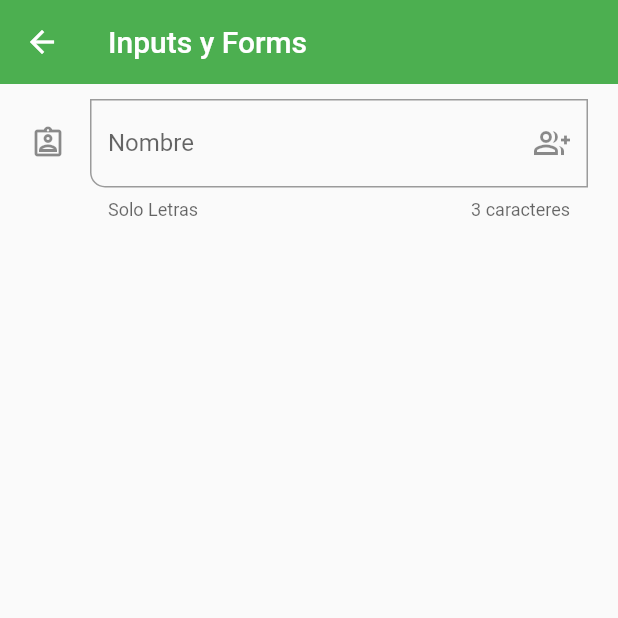
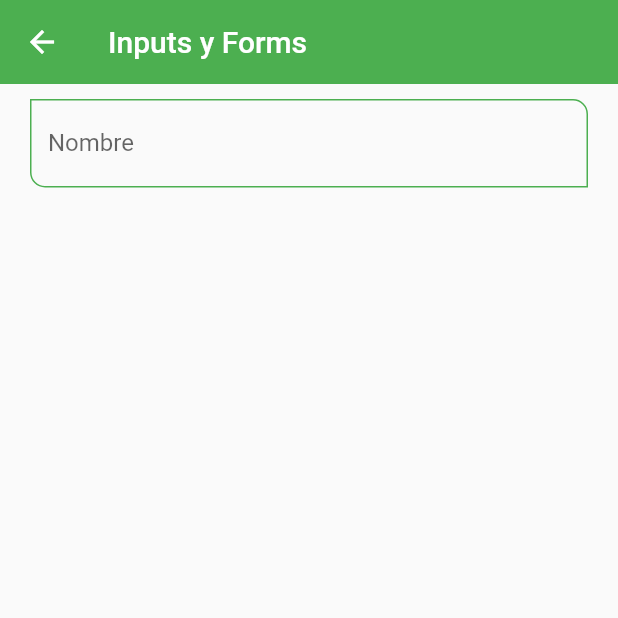
Before and after one commit to RichardWhiteG2/fl_components, a Flutter app: the InputsScreen screen opened by its route, on a phone screen of 412 x 824 dp, the top half of it. Run offline on Flutter 3.47's test engine with Material 2 defaults, Android fonts, the phone set to English and light mode, and no system bars.

Commit message:
89.- Centralizar el estilo de los inputs COMPLETO

```diff
--- a/lib/screens/inputs_screens.dart
+++ b/lib/screens/inputs_screens.dart
@@ -1,4 +1,6 @@
 import 'package:flutter/material.dart';
+
+import '../widgets/custom_input_fiel.dart';
 
 class InputsScreen extends StatelessWidget {
 
@@ -14,32 +16,8 @@ class InputsScreen extends StatelessWidget {
         child: Padding(
           padding: const EdgeInsets.symmetric(horizontal: 20, vertical: 10),
           child: Column(
-            children: [
-              TextFormField(
-                autofocus: false,
-                initialValue: '',
-                textCapitalization: TextCapitalization.words,
-                onChanged: (value) {
-                  print('Value: $value');
-                },
-                validator: (value) {
-                  if(value==null) return 'Este campo es requerido';
-                  return  value.length <3 ? 'Hola Mundo': null;
-                },
-                autovalidateMode: AutovalidateMode.onUserInteraction,
-                decoration: const InputDecoration(
-                  hintText: 'Nombre del usuario',
-                  labelText: 'Nombre',
-                  helperText: 'Solo Letras',
-                  counterText: '3 caracteres',
-                  //prefix: Icon(Icons.verified_user_outlined),
-                  suffixIcon: Icon(Icons.group_add_outlined),
-                  icon: Icon(Icons.assignment_ind_outlined),
-                  border:  OutlineInputBorder(
-                    borderRadius: BorderRadius.only(bottomLeft: Radius.circular(10))
-                  )
-                ),
-              )
+            children: const[
+              CustomInputFiel(labelText: 'Nombre', hintText: 'Nomvre usuario',)
             ],
           ),
         ),
--- a/lib/theme/app_theme.dart
+++ b/lib/theme/app_theme.dart
@@ -34,6 +34,23 @@ class AppTheme{
         shape: const StadiumBorder(),
         elevation: 0
       ),
+    ),
+
+    inputDecorationTheme: const InputDecorationTheme(
+      floatingLabelStyle:  TextStyle(color: primary),
+      enabledBorder: OutlineInputBorder(
+        borderSide: BorderSide( color: primary ),
+        borderRadius: BorderRadius.only( bottomLeft: Radius.circular(10), topRight: Radius.circular(10) )
+      ),
+    focusedBorder: OutlineInputBorder(
+        borderSide: BorderSide( color: primary ),
+        borderRadius: BorderRadius.only( bottomLeft: Radius.circular(10), topRight: Radius.circular(10) )
+      ),
+
+      border: OutlineInputBorder(
+        borderRadius: BorderRadius.only( bottomLeft: Radius.circular(10), topRight: Radius.circular(10) )
+      ),
+
     )
 
 
--- /dev/null
+++ b/lib/widgets/custom_input_fiel.dart
@@ -0,0 +1,49 @@
+import 'package:flutter/material.dart';
+
+class CustomInputFiel extends StatelessWidget {
+  final String? hintText;
+  final String? labelText;
+  final String? helperText;
+  final IconData? icon;
+  final IconData? suffixIcon;
+
+
+
+  const CustomInputFiel({
+    Key? key,
+    this.hintText,
+    this.labelText,
+    this.helperText,
+    this.icon,
+    this.suffixIcon,
+  }) : super(key: key);
+
+  @override
+  Widget build(BuildContext context) {
+    return TextFormField(
+      autofocus: false,
+      initialValue: '',
+      textCapitalization: TextCapitalization.words,
+      onChanged: (value) {
+        print('Value: $value');
+      },
+      validator: (value) {
+        if(value==null) return 'Este campo es requerido';
+        return  value.length <3 ? 'Hola Mundo': null;
+      },
+      autovalidateMode: AutovalidateMode.onUserInteraction,
+      decoration:  InputDecoration(
+        hintText: hintText,
+        labelText: labelText,
+        helperText: helperText,
+        //counterText: '3 caracteres',
+        //prefix: Icon(Icons.verified_user_outlined),
+        suffixIcon: suffixIcon == null? null : Icon(suffixIcon),
+        icon: icon == null ? null : Icon(icon),
+        /*border:  OutlineInputBorder(
+          borderRadius: BorderRadius.only(bottomLeft: Radius.circular(10))
+        )*/
+      ),
+    );
+  }
+}
--- a/lib/widgets/widgets.dart
+++ b/lib/widgets/widgets.dart
@@ -1,3 +1,5 @@
+
+export 'package:fl_components/widgets/custom_input_fiel.dart';
 
 export  'package:fl_components/widgets/custom_card_type_1.dart';
 export  'package:fl_components/widgets/custom_card_type_2.dart';
```
